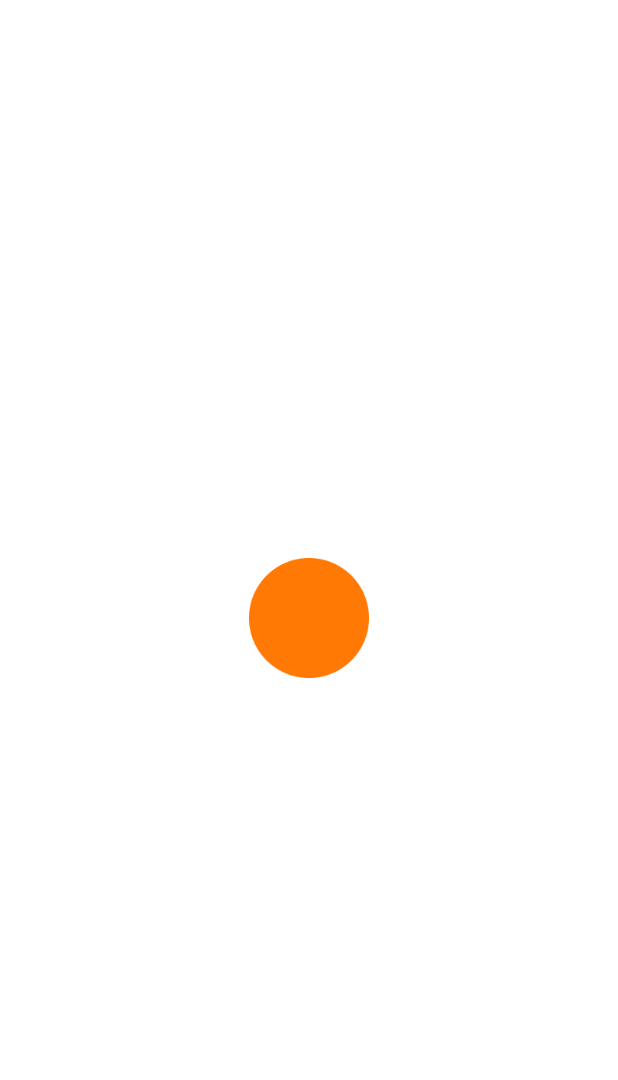
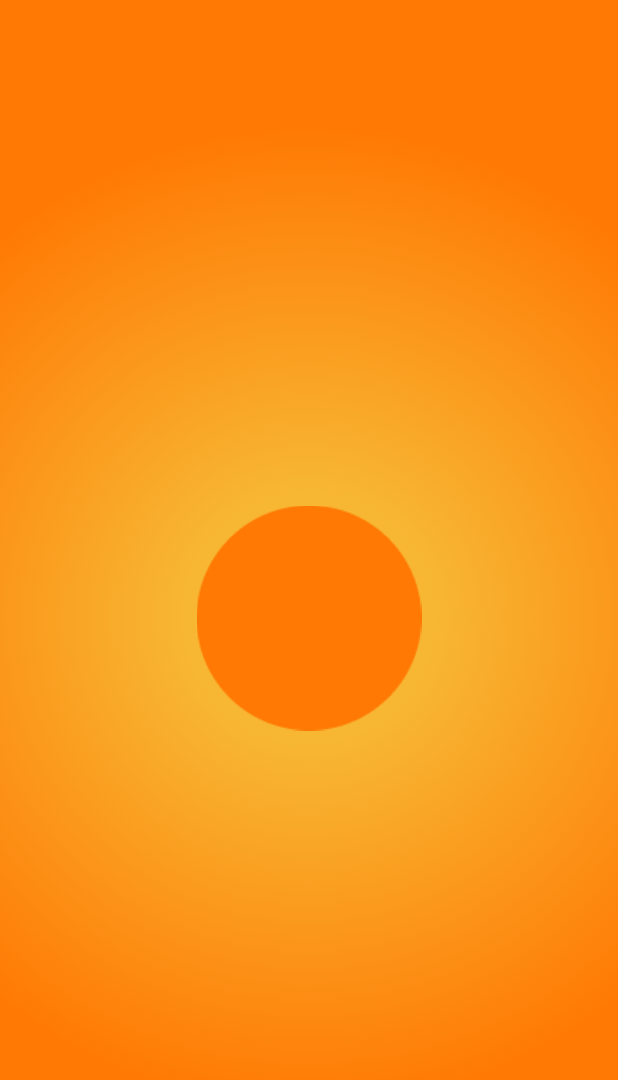
Before and after one commit to crstn-a/Senya, a Flutter app: the SplashScreen screen opened directly, on a phone screen of 412 x 824 dp. Shown: the top 1080 px of the screen. Run offline on Flutter 3.47's test engine with Material 3 defaults, Android fonts, the phone set to English and light mode, and no system bars; our stand-ins replace supabase_flutter; accounts and stored records are empty.

Commit message:
Update splash_screen.dart

```diff
--- a/frontend/lib/screens/splash_screen.dart
+++ b/frontend/lib/screens/splash_screen.dart
@@ -15,7 +15,6 @@ class _SplashScreenState extends State<SplashScreen> {
     _navigateToWelcome();
   }
 
-
   _navigateToWelcome() async {
     await Future.delayed(const Duration(seconds: 3));
     if (mounted) {
@@ -26,22 +25,35 @@ class _SplashScreenState extends State<SplashScreen> {
   @override
   Widget build(BuildContext context) {
     return Scaffold(
-    backgroundColor: Colors.white,
-    body: Center(
+      body: Container(
+        decoration: const BoxDecoration(
+          gradient: RadialGradient(
+            colors: [
+              Color(0xFFF7B733), // Bright Yellow (#fdc830)
+              Color(0xFFFF7904), // Warm Orange (#f37335)
+            ],
+            center: Alignment.center, // Centered gradient
+            radius: 0.8, // Adjust for how far the colors spread
+            focal: Alignment.center, // Focus in the middle
+            focalRadius: 0.2, // Controls color concentration at the center
+          ),
+        ),
+        child: Center(
           child: Column(
             mainAxisAlignment: MainAxisAlignment.center,
             children: [
               SizedBox(
-            width: 80,
-            height: 80,
+                width: 150,
+                height: 150,
                 child: Image.asset(
-              'assets/images/LOGO.png', // Path to your Logo image
+                  'assets/images/LOGO.png', // Path to your logo image
                   fit: BoxFit.cover, // Adjust the image fit type
                 ),
               ),
             ],
           ),
         ),
+      ),
     );
   }
 }
```
Lines whose indentation alone changed are shown as unchanged.
